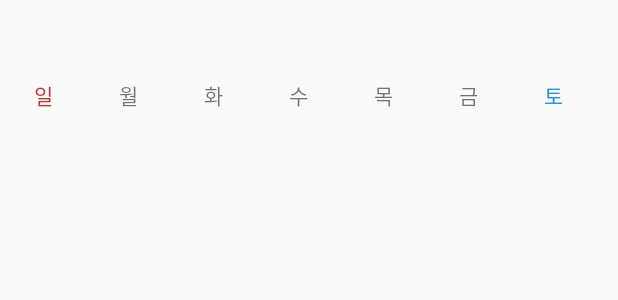
After one commit to JakeKim4926/Oringe, an Android app: the layout calendar_month_header.xml on its own in the app's theme, with its tools: preview values and no code run, on a phone screen of 412 x 824 dp. The commit adds this screen. Shown: the top 300 px of the screen. Run offline under Robolectric (Android 15) with nearby library versions, the phone set to English and light mode, and no system bars.

Commit message:
[feat] calendar 렌더링성공/ 날짜별 폰트컬러, 오버레이작업중

```diff
--- /dev/null
+++ b/front/app/src/main/res/layout/calendar_month_header.xml
@@ -0,0 +1,61 @@
+<LinearLayout xmlns:android="http://schemas.android.com/apk/res/android"
+    android:layout_width="match_parent"
+    android:layout_height="wrap_content"
+    android:orientation="vertical"
+    android:gravity="center">
+
+    <TextView
+        android:id="@+id/monthText"
+        android:layout_width="wrap_content"
+        android:layout_height="wrap_content"
+        android:layout_marginBottom="20dp"
+        android:textSize="24sp"
+        android:textStyle="bold"/>
+
+    <LinearLayout
+        android:layout_width="match_parent"
+        android:layout_height="wrap_content"
+        android:layout_marginLeft="15dp"
+        android:orientation="horizontal"
+        android:gravity="center">
+
+        <TextView
+            android:layout_width="wrap_content"
+            android:layout_height="wrap_content"
+            android:text="일"
+            android:textColor="#D32F2F"
+            android:layout_weight="1"/>
+
+        <TextView
+            android:layout_width="wrap_content"
+            android:layout_height="wrap_content"
+            android:text="월"
+            android:layout_weight="1"/>
+        <TextView
+            android:layout_width="wrap_content"
+            android:layout_height="wrap_content"
+            android:text="화"
+            android:layout_weight="1"/>
+        <TextView
+            android:layout_width="wrap_content"
+            android:layout_height="wrap_content"
+            android:text="수"
+            android:layout_weight="1"/>
+        <TextView
+            android:layout_width="wrap_content"
+            android:layout_height="wrap_content"
+            android:text="목"
+            android:layout_weight="1"/>
+        <TextView
+            android:layout_width="wrap_content"
+            android:layout_height="wrap_content"
+            android:text="금"
+            android:layout_weight="1"/>
+        <TextView
+            android:layout_width="wrap_content"
+            android:layout_height="wrap_content"
+            android:text="토"
+            android:textColor="#2196F3"
+            android:layout_weight="1"/>
+    </LinearLayout>
+</LinearLayout>
```
Also changed, not shown: front/app/build.gradle.kts (+11 -0 lines), front/app/src/main/java/com/ssafy/oringe/activity/challenge/ChallengeDetailActivity.java (+76 -13 lines), front/app/src/main/res/layout/activity_challenge_detail.xml (+11 -4 lines), front/app/src/main/res/layout/calendar_day_layout.xml (added, +20 -0 lines), front/app/src/main/res/values/strings.xml (+7 -0 lines), front/app/src/main/res/drawable/oranges_simple_blue1.png (added), front/app/src/main/res/drawable/oranges_simple_blue2.png (added), front/app/src/main/res/drawable/oranges_simple_blue3.png (added), front/app/src/main/res/drawable/oranges_simple_orange1.png (added), front/app/src/main/res/drawable/oranges_simple_orange2.png (added), front/app/src/main/res/drawable/oranges_simple_orange3.png (added), front/build.gradle.kts (line endings or trailing spaces).
